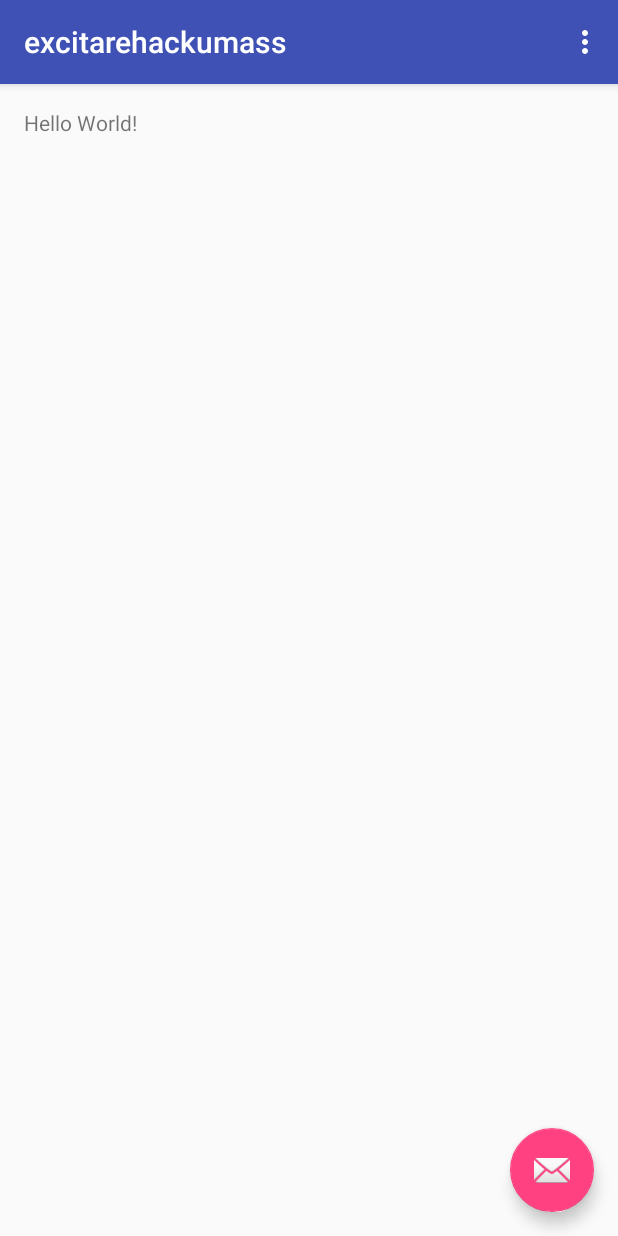
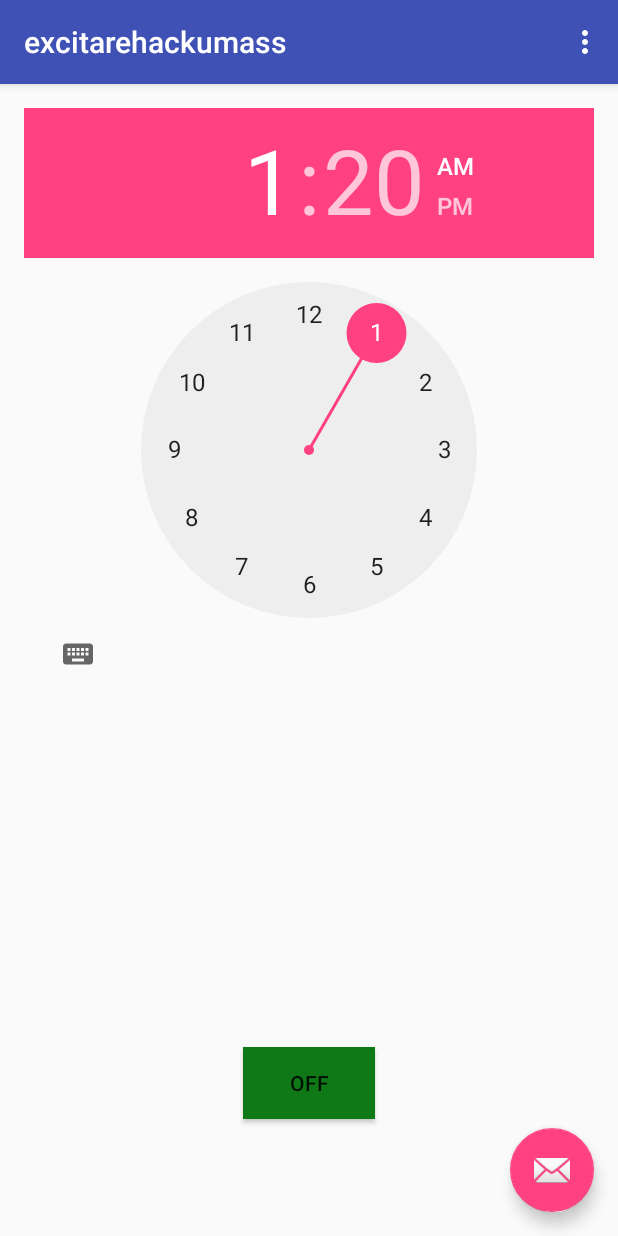
Before and after one commit to Sandyhacks/excitare, an Android app: the screen it shows after launch (MainActivity), on a phone screen of 412 x 824 dp. Run offline under Robolectric (Android 15) with nearby library versions, the phone set to English and light mode, and no system bars.

Commit message:
Some design changes

```diff
--- a/app/src/main/java/com/example/iyers_000/excitarehackumass/MainActivity.java
+++ b/app/src/main/java/com/example/iyers_000/excitarehackumass/MainActivity.java
@@ -8,7 +8,7 @@ import android.support.v7.widget.Toolbar;
 import android.view.View;
 import android.view.Menu;
 import android.view.MenuItem;
-//lets see if this works
+//lets see if this works.hmmm
 public class MainActivity extends AppCompatActivity {
 
     @Override
--- a/app/src/main/res/layout/activity_main.xml
+++ b/app/src/main/res/layout/activity_main.xml
@@ -15,7 +15,8 @@
 
     </android.support.design.widget.AppBarLayout>
 
-    <include layout="@layout/content_main" />
+    <include layout="@layout/content_main"
+        android:layout_height="wrap_content" />
 
     <android.support.design.widget.FloatingActionButton android:id="@+id/fab"
         android:layout_width="wrap_content" android:layout_height="wrap_content"
--- a/app/src/main/res/layout/content_main.xml
+++ b/app/src/main/res/layout/content_main.xml
@@ -10,5 +10,26 @@
     tools:showIn="@layout/activity_main" tools:context=".MainActivity">
 
     <TextView android:text="Hello World!" android:layout_width="wrap_content"
-        android:layout_height="wrap_content" />
+        android:layout_height="wrap_content"
+        android:id="@+id/textView" />
+
+    <ToggleButton
+        android:layout_width="wrap_content"
+        android:layout_height="wrap_content"
+        android:text="New ToggleButton"
+        android:id="@+id/toggleButton"
+        android:checked="false"
+        android:layout_alignParentBottom="true"
+        android:layout_centerHorizontal="true"
+        android:layout_marginBottom="62dp"
+        android:background="#0f7918" />
+
+    <TimePicker
+        android:layout_width="wrap_content"
+        android:layout_height="wrap_content"
+        android:id="@+id/timePicker"
+        android:layout_alignParentTop="true"
+        android:layout_alignParentRight="true"
+        android:layout_alignParentEnd="true" />
+
 </RelativeLayout>
```
